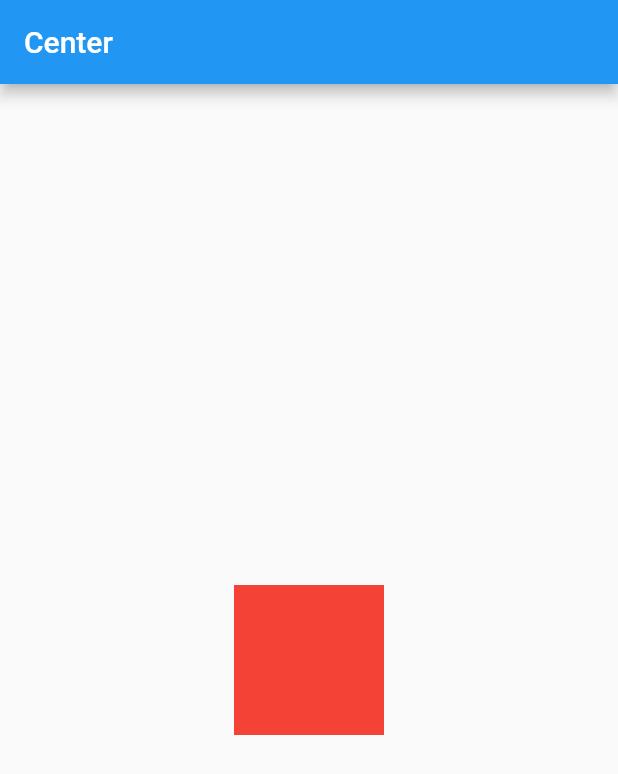
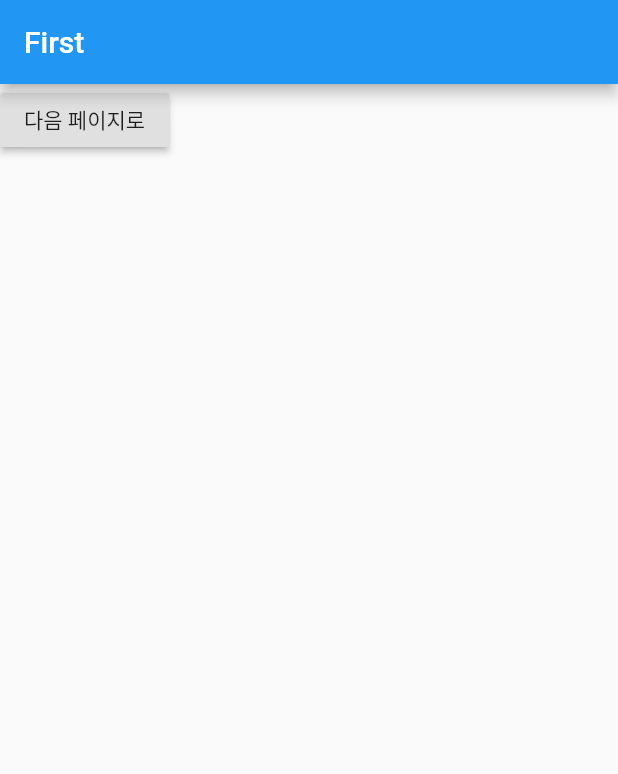
Before and after one commit to sekisuri/Flutter-Example, a Flutter app: the screen it shows after launch, on a phone screen of 412 x 824 dp. Shown: the top 774 px of the screen. Run offline on Flutter 3.47's test engine with Material 2 defaults, Android fonts, the phone set to English and light mode, and no system bars.

Commit message:
6장 페이지 이동

```diff
--- a/lib/main.dart
+++ b/lib/main.dart
@@ -5,37 +5,58 @@ void main() {
   runApp(MyApp());
 }
 class MyApp extends StatelessWidget {
-  // This widget is the root of your application.
   @override
   Widget build(BuildContext context) {
     return MaterialApp(
-      title: '플러터 연습',
+      title: 'Flutter Demo',
       theme: ThemeData(
-
         primarySwatch: Colors.blue,
-
-        visualDensity: VisualDensity.adaptivePlatformDensity,
       ),
-      home: HomeScreen(),
+      home: FirstPage(),   // 첫 페이지를 시작 페이지로 지정
     );
   }
 }
 
-class HomeScreen extends StatelessWidget {
+// 첫 페이지
+class FirstPage extends StatelessWidget {
   @override
   Widget build(BuildContext context) {
+    print('FirstPage build()');
     return Scaffold(
       appBar: AppBar(
-        title: Text('Center'),
+        title: Text('First'),
+      ),
+      body: RaisedButton(
+        child: Text('다음 페이지로'),
+        onPressed: () async {
+          final result = await Navigator.push(
+            context,
+            MaterialPageRoute(builder: (context) => SecondPage()),
+          );
 
-      ),
-      body: Center(
-        child: Container(
-          color: Colors.red,
-          width: 100,
-          height: 100,
-        ),
+          print(result);
+        },
       ),
     );
   }
 }
+
+
+// 두번째 페이지
+class SecondPage extends StatelessWidget {
+  @override
+  Widget build(BuildContext context) {
+    print('SecondPage build()');
+    return Scaffold(
+      appBar: AppBar(
+        title: Text('Second'),
+      ),
+      body: RaisedButton(
+        child: Text('이전 페이지로'),
+        onPressed: () {
+          Navigator.pop(context, 'ok');
+        },
+      ),
+    );
+  }
+}
```
